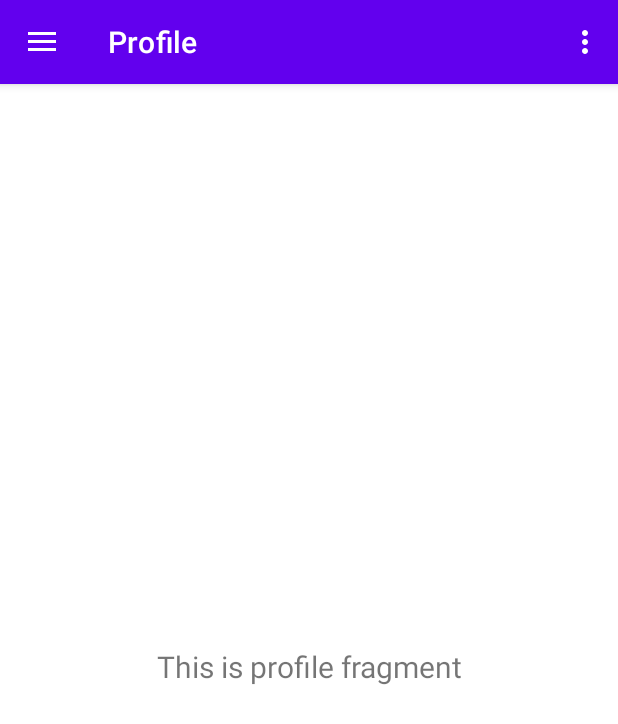
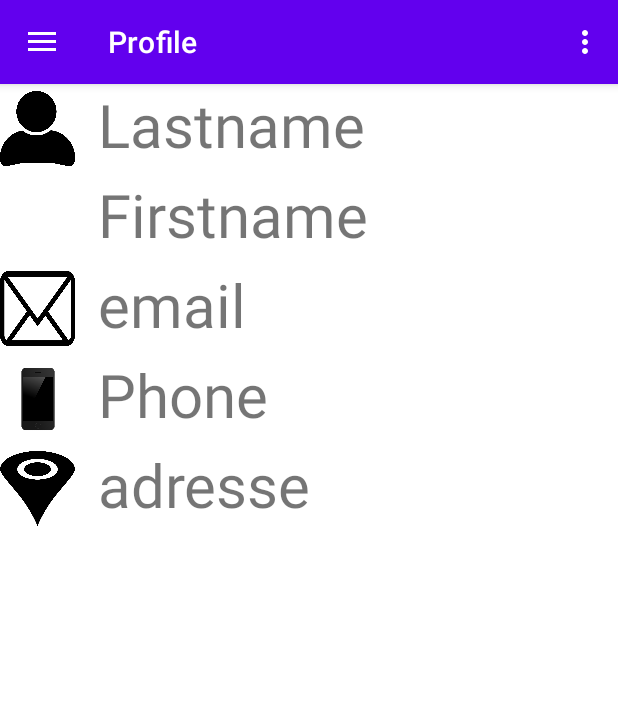
Before and after one commit to lu0gj/AppST5v1, an Android app: the PagePrincipale screen opened directly, with no data from a screen before it, on a phone screen of 412 x 824 dp. Shown: the top 724 px of the screen. Run offline under Robolectric (Android 15) with nearby library versions, the phone set to English and light mode, and no system bars; our stand-ins replace navigation-ui.

Commit message:
Mise a jour du profile_fragment.xml

```diff
--- a/app/src/main/java/com/example/appst5v1/ui/profile/Profile.java
+++ b/app/src/main/java/com/example/appst5v1/ui/profile/Profile.java
@@ -24,14 +24,7 @@ public class Profile extends Fragment {
                              ViewGroup container, Bundle savedInstanceState) {
         mViewModel =
                 new ViewModelProvider(this).get(ProfileViewModel.class);
-        View root = inflater.inflate(R.layout.fragment_slideshow, container, false);
-        final TextView textView = root.findViewById(R.id.text_slideshow);
-        mViewModel.getText().observe(getViewLifecycleOwner(), new Observer<String>() {
-            @Override
-            public void onChanged(@Nullable String s) {
-                textView.setText(s);
-            }
-        });
+        View root = inflater.inflate(R.layout.profile_fragment, container, false);
         return root;
 
 }}
--- /dev/null
+++ b/app/src/main/res/drawable/email_icon.xml
@@ -0,0 +1,10 @@
+<?xml version="1.0" encoding="utf-8"?>
+<layer-list xmlns:android="http://schemas.android.com/apk/res/android" >
+
+    <item
+        android:drawable="@drawable/email"
+        android:width="@dimen/icon_size"
+        android:height="@dimen/icon_size"
+        />
+
+</layer-list >
--- /dev/null
+++ b/app/src/main/res/drawable/empty_icon.xml
@@ -0,0 +1,10 @@
+<?xml version="1.0" encoding="utf-8"?>
+<layer-list xmlns:android="http://schemas.android.com/apk/res/android" >
+
+    <item
+        android:drawable="@drawable/empty"
+        android:width="@dimen/icon_size"
+        android:height="@dimen/icon_size"
+        />
+
+</layer-list >
--- /dev/null
+++ b/app/src/main/res/drawable/location_icon.xml
@@ -0,0 +1,10 @@
+<?xml version="1.0" encoding="utf-8"?>
+<layer-list xmlns:android="http://schemas.android.com/apk/res/android" >
+
+    <item
+        android:drawable="@drawable/location"
+        android:width="@dimen/icon_size"
+        android:height="@dimen/icon_size"
+        />
+
+</layer-list >
--- /dev/null
+++ b/app/src/main/res/drawable/phone_icon.xml
@@ -0,0 +1,10 @@
+<?xml version="1.0" encoding="utf-8"?>
+<layer-list xmlns:android="http://schemas.android.com/apk/res/android" >
+
+    <item
+        android:drawable="@drawable/phone"
+        android:width="@dimen/icon_size"
+        android:height="@dimen/icon_size"
+        />
+
+</layer-list >
--- /dev/null
+++ b/app/src/main/res/drawable/profile_icon.xml
@@ -0,0 +1,10 @@
+<?xml version="1.0" encoding="utf-8"?>
+<layer-list xmlns:android="http://schemas.android.com/apk/res/android" >
+
+    <item
+        android:drawable="@drawable/profile"
+        android:width="@dimen/icon_size"
+        android:height="@dimen/icon_size"
+        />
+
+</layer-list >
--- a/app/src/main/res/layout/fragment_slideshow.xml
+++ /dev/null
@@ -1,22 +0,0 @@
-<?xml version="1.0" encoding="utf-8"?>
-<androidx.constraintlayout.widget.ConstraintLayout xmlns:android="http://schemas.android.com/apk/res/android"
-    xmlns:app="http://schemas.android.com/apk/res-auto"
-    xmlns:tools="http://schemas.android.com/tools"
-    android:layout_width="match_parent"
-    android:layout_height="match_parent"
-    tools:context=".ui.slideshow.SlideshowFragment">
-
-    <TextView
-        android:id="@+id/text_slideshow"
-        android:layout_width="match_parent"
-        android:layout_height="wrap_content"
-        android:layout_marginStart="8dp"
-        android:layout_marginTop="8dp"
-        android:layout_marginEnd="8dp"
-        android:textAlignment="center"
-        android:textSize="20sp"
-        app:layout_constraintBottom_toBottomOf="parent"
-        app:layout_constraintEnd_toEndOf="parent"
-        app:layout_constraintStart_toStartOf="parent"
-        app:layout_constraintTop_toTopOf="parent" />
-</androidx.constraintlayout.widget.ConstraintLayout>
--- a/app/src/main/res/layout/profile_fragment.xml
+++ b/app/src/main/res/layout/profile_fragment.xml
@@ -1,23 +1,54 @@
 <?xml version="1.0" encoding="utf-8"?>
-<androidx.constraintlayout.widget.ConstraintLayout xmlns:android="http://schemas.android.com/apk/res/android"
+<LinearLayout xmlns:android="http://schemas.android.com/apk/res/android"
     xmlns:app="http://schemas.android.com/apk/res-auto"
     xmlns:tools="http://schemas.android.com/tools"
     android:layout_width="match_parent"
     android:layout_height="match_parent"
+    android:orientation="vertical"
     tools:context=".ui.profile.Profile">
 
     <TextView
-        android:id="@+id/text_profile"
+        android:id="@+id/lastname_profile"
         android:layout_width="match_parent"
-        android:layout_height="wrap_content"
-        android:layout_marginStart="8dp"
-        android:layout_marginTop="8dp"
-        android:layout_marginEnd="8dp"
-        android:textAlignment="center"
-        android:textSize="20sp"
-        app:layout_constraintBottom_toBottomOf="parent"
-        app:layout_constraintEnd_toEndOf="parent"
-        app:layout_constraintStart_toStartOf="parent"
-        app:layout_constraintTop_toTopOf="parent"
-        android:gravity="center_horizontal" />
-</androidx.constraintlayout.widget.ConstraintLayout>
+        android:layout_height="@dimen/height_item_profile"
+        android:textSize="@dimen/size_font_item_profile"
+        android:text="Lastname"
+        android:drawablePadding="@dimen/margin_item_profile"
+        app:drawableLeftCompat="@drawable/profile_icon" />
+
+    <TextView
+        android:id="@+id/firstname_profile"
+        android:layout_width="match_parent"
+        android:layout_height="@dimen/height_item_profile"
+        android:textSize="@dimen/size_font_item_profile"
+        android:text="Firstname"
+        android:drawablePadding="@dimen/margin_item_profile"
+        app:drawableLeftCompat="@drawable/empty_icon" />
+
+
+    <TextView
+        android:id="@+id/email_profile"
+        android:layout_width="match_parent"
+        android:layout_height="@dimen/height_item_profile"
+        android:textSize="@dimen/size_font_item_profile"
+        android:text="email"
+        android:drawablePadding="@dimen/margin_item_profile"
+        app:drawableLeftCompat="@drawable/email_icon" />
+
+    <TextView
+        android:id="@+id/phone_profile"
+        android:layout_width="match_parent"
+        android:layout_height="@dimen/height_item_profile"
+        android:textSize="@dimen/size_font_item_profile"
+        android:text="Phone"
+        android:drawablePadding="@dimen/margin_item_profile"
+        app:drawableLeftCompat="@drawable/phone_icon" />
+    <TextView
+        android:id="@+id/location_profile"
+        android:layout_width="match_parent"
+        android:layout_height="@dimen/height_item_profile"
+        android:textSize="@dimen/size_font_item_profile"
+        android:text="adresse"
+        android:drawablePadding="@dimen/margin_item_profile"
+        app:drawableLeftCompat="@drawable/location_icon" />
+</LinearLayout>
--- a/app/src/main/res/values/dimens.xml
+++ b/app/src/main/res/values/dimens.xml
@@ -5,4 +5,8 @@
     <dimen name="nav_header_vertical_spacing">8dp</dimen>
     <dimen name="nav_header_height">176dp</dimen>
     <dimen name="fab_margin">16dp</dimen>
+    <dimen name="icon_size">50sp</dimen>
+    <dimen name="height_item_profile">60sp</dimen>
+    <dimen name="margin_item_profile">15dp</dimen>
+    <dimen name="size_font_item_profile">40sp</dimen>
 </resources>
```
Also changed, not shown: app/src/main/res/layout/fragment_gallery.xml (deleted, +0 -23 lines), app/src/main/res/layout/fragment_home.xml (deleted, +0 -22 lines), app/src/main/res/drawable/email.png (added), app/src/main/res/drawable/empty.png (added), app/src/main/res/drawable/location.png (added), app/src/main/res/drawable/phone.png (added), app/src/main/res/drawable/profile.png (added).
